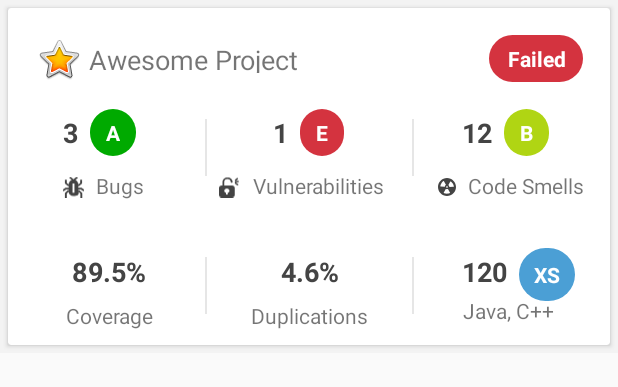
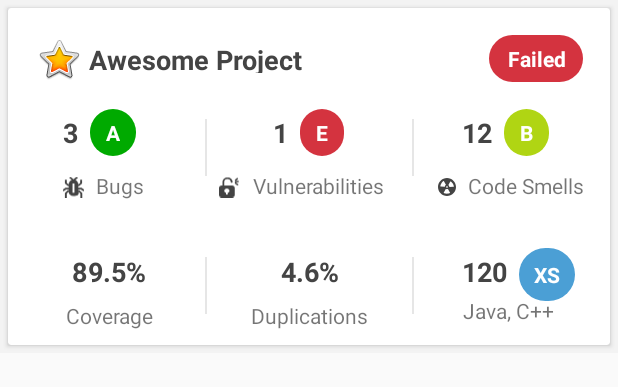
Before and after one commit to henryju/shipit2018-sonarcloud-android, an Android app: the layout activity_projects_page.xml on its own in the app's theme, with its tools: preview values and no code run, on a phone screen of 412 x 824 dp. Shown: the top 387 px of the screen. Run offline under Robolectric (Android 15) with nearby library versions, the phone set to English and light mode, and no system bars.

Commit message:
Layout improvements

```diff
--- a/app/src/main/res/layout/activity_projects_page.xml
+++ b/app/src/main/res/layout/activity_projects_page.xml
@@ -53,7 +53,9 @@
                 android:layout_marginTop="12dp"
                 android:text="Awesome Project"
                 android:textAlignment="viewStart"
+                android:textColor="#444444"
                 android:textSize="18sp"
+                android:textStyle="bold"
                 app:layout_constraintStart_toEndOf="@+id/FavoriteIcon"
                 app:layout_constraintTop_toTopOf="parent" />
 
```
